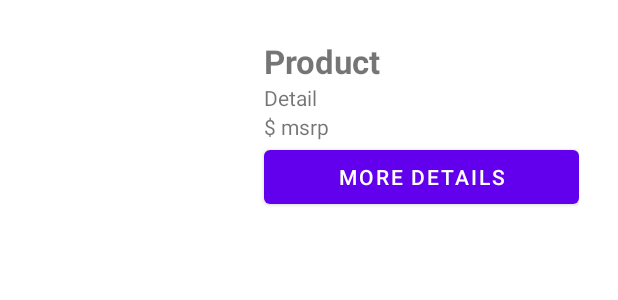
After one commit to VStev/submission-project-kelas-pemula, an Android app: the layout items.xml on its own in the app's theme, with its tools: preview values and no code run, on a phone screen of 412 x 824 dp. The commit adds this screen. Shown: the top 300 px of the screen. Run offline under Robolectric (Android 15) with nearby library versions, the phone set to English and light mode, and no system bars.

Commit message:
added game dataclass and functions and some basic recycler layouts

```diff
--- /dev/null
+++ b/app/src/main/res/layout/detail_screen.xml
@@ -0,0 +1,6 @@
+<?xml version="1.0" encoding="utf-8"?>
+<androidx.constraintlayout.widget.ConstraintLayout
+    xmlns:android="http://schemas.android.com/apk/res/android" android:layout_width="match_parent"
+    android:layout_height="match_parent">
+
+</androidx.constraintlayout.widget.ConstraintLayout>
--- /dev/null
+++ b/app/src/main/res/layout/items.xml
@@ -0,0 +1,60 @@
+<?xml version="1.0" encoding="utf-8"?>
+<LinearLayout
+    xmlns:android="http://schemas.android.com/apk/res/android"
+    android:layout_width="match_parent"
+    android:layout_height="wrap_content"
+    android:orientation="horizontal"
+    android:padding="10dp">
+
+    <RelativeLayout
+        android:layout_width="match_parent"
+        android:layout_height="wrap_content"
+        android:layout_margin="16dp">
+
+        <ImageView
+            android:id="@+id/product_image"
+            android:layout_width="150dp"
+            android:layout_height="220dp"/>
+
+        <TextView
+            android:id="@+id/game_title"
+            android:layout_width="match_parent"
+            android:layout_height="wrap_content"
+            android:layout_toRightOf="@id/product_image"
+            android:layout_toEndOf="@id/product_image"
+            android:textSize="22sp"
+            android:textStyle="bold"
+            android:text="@string/product_name"/>
+
+        <TextView
+            android:id="@+id/game_desc"
+            android:layout_width="match_parent"
+            android:layout_height="wrap_content"
+            android:layout_toEndOf="@+id/product_image"
+            android:layout_toRightOf="@id/product_image"
+            android:layout_below="@id/game_title"
+            android:text="@string/product_details"
+            android:textSize="14sp"
+            android:maxLines="5"/>
+
+        <TextView
+            android:id="@+id/current_price"
+            android:layout_width="match_parent"
+            android:layout_height="wrap_content"
+            android:layout_below="@id/game_desc"
+            android:layout_toRightOf="@id/product_image"
+            android:layout_toEndOf="@id/product_image"
+            android:text="@string/product_msrp"/>
+
+        <Button
+            android:id="@+id/button_details"
+            android:layout_width="match_parent"
+            android:layout_height="wrap_content"
+            android:layout_toEndOf="@id/product_image"
+            android:layout_toRightOf="@id/product_image"
+            android:layout_below="@id/current_price"
+            android:text="@string/more_details"/>
+
+    </RelativeLayout>
+
+</LinearLayout>
--- /dev/null
+++ b/app/src/main/res/layout/profile.xml
@@ -0,0 +1,6 @@
+<?xml version="1.0" encoding="utf-8"?>
+<androidx.constraintlayout.widget.ConstraintLayout
+    xmlns:android="http://schemas.android.com/apk/res/android" android:layout_width="match_parent"
+    android:layout_height="match_parent">
+
+</androidx.constraintlayout.widget.ConstraintLayout>
--- /dev/null
+++ b/app/src/main/res/layout/splash_screen.xml
@@ -0,0 +1,6 @@
+<?xml version="1.0" encoding="utf-8"?>
+<androidx.constraintlayout.widget.ConstraintLayout
+    xmlns:android="http://schemas.android.com/apk/res/android" android:layout_width="match_parent"
+    android:layout_height="match_parent">
+
+</androidx.constraintlayout.widget.ConstraintLayout>
--- a/app/src/main/res/values/strings.xml
+++ b/app/src/main/res/values/strings.xml
@@ -1,3 +1,14 @@
 <resources>
-    <string name="app_name">Submission Project</string>
+    <string name="app_name">DekuDeals</string>
+    <string name="product_name">Product</string>
+    <string name="product_details">Detail</string>
+    <string name="product_developer">Developer</string>
+    <string name="product_price">$ price</string>
+    <string name="product_msrp">$ msrp</string>
+    <string name="user_name">User</string>
+    <string name="user_email">Email</string>
+    <string name="btn_fav">Favourite</string>
+    <string name="menu_me">Profile</string>
+    <string name="menu_main">Main</string>
+    <string name="more_details">More Details</string>
 </resources>
```
Also changed, not shown: app/src/main/java/com/example/submissionproject/Game.kt (added, +10 -0 lines), app/src/main/java/com/example/submissionproject/GameData.kt (added, +192 -0 lines), app/src/main/res/layout/activity_main.xml (+2 -10 lines), app/src/main/res/layout/product_list.xml (added, +14 -0 lines), app/src/main/res/drawable-v24/animal_crossing_new_horizons.jpg (added), app/src/main/res/drawable-v24/daemon_x_machina.jpg (added), app/src/main/res/drawable-v24/final_fantasy_12.jpg (added), app/src/main/res/drawable-v24/fire_emblem_3h.jpg (added), app/src/main/res/drawable-v24/god_eater_3.jpg (added), app/src/main/res/drawable-v24/mario_kart_8dx.jpg (added), app/src/main/res/drawable-v24/mh_gu.jpg (added), app/src/main/res/drawable-v24/mh_rise.jpg (added), app/src/main/res/drawable-v24/pokemon_shield.jpg (added), app/src/main/res/drawable-v24/pokemon_sword.png (added).
